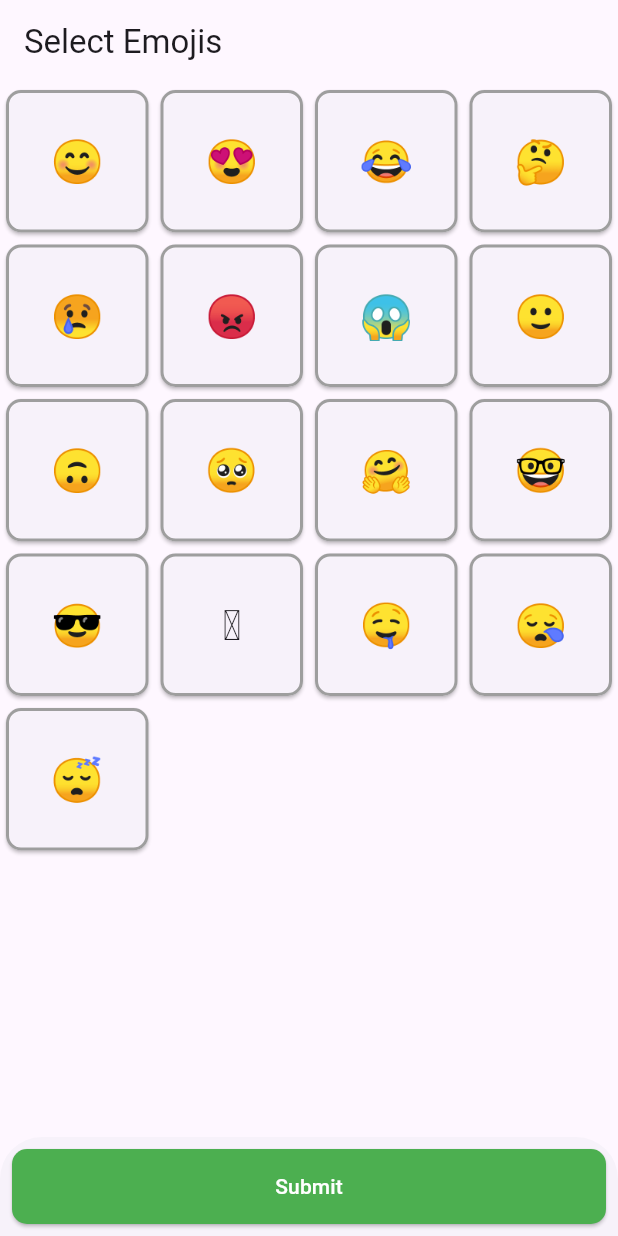
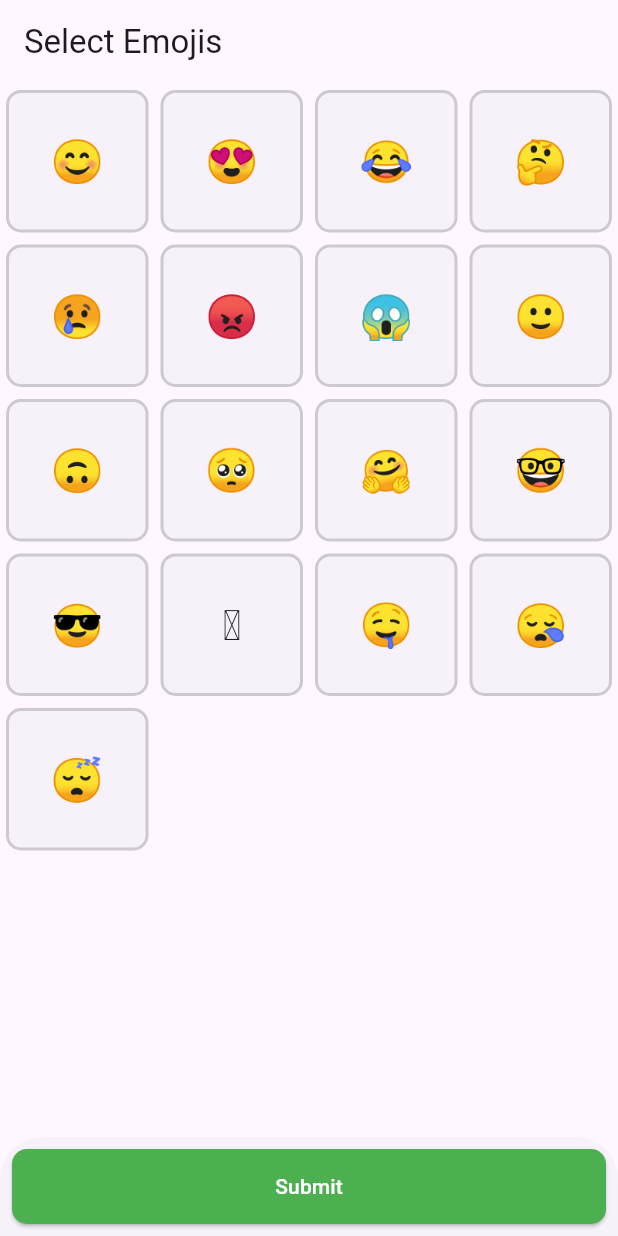
Before and after one commit to fawzi-dev/mood-emoji, a Flutter app: the screen it shows after launch, on a phone screen of 412 x 824 dp. Run offline on Flutter 3.47's test engine with Material 3 defaults, Android fonts, the phone set to English and light mode, and no system bars; our stand-ins replace google_fonts, google_generative_ai.

Commit message:
Changed Some Stuff

```diff
--- a/lib/ai.dart
+++ b/lib/ai.dart
@@ -10,17 +10,17 @@ class GoogleStudioAi {
       topP: 0.95,
       maxOutputTokens: 8192,
       responseMimeType: 'text/plain',
+      stopSequences: ['\n\n'],
     ),
   );
 
   Future<String> generate(String prompt) async {
     final chat = model.startChat(history: []);
     final message =
-        'Write a heartfelt and inspiring message based on this emoji $prompt (Do not include any steps in the message just a pure message) in Kurdish Sorani';
+        'Write a heartfelt and inspiring message based on this emoji $prompt (Do not include any steps in the message just a pure message)';
     final content = Content.text(message);
 
     final response = await chat.sendMessage(content);
-    print(response.text);
     return response.text ?? ' ';
   }
 }
--- a/lib/select_emojis.dart
+++ b/lib/select_emojis.dart
@@ -45,17 +45,20 @@ class _SelectEmojisState extends State<SelectEmojis> {
           itemCount: smileys.length,
           itemBuilder: (context, index) {
             return InkWell(
+              overlayColor: WidgetStateProperty.all(Colors.transparent),
               onTap: () {
                 setState(() {
                   selectedEmoji = smileys[index];
                 });
               },
               child: Card(
+                elevation: 0,
+                surfaceTintColor: Colors.transparent,
                 shape: RoundedRectangleBorder(
                   borderRadius: BorderRadius.circular(10),
                   side: BorderSide(
                     width: 2,
-                    color: selectedEmoji == smileys[index] ? Colors.green : Colors.grey,
+                    color: selectedEmoji == smileys[index] ? Colors.green : Colors.grey.withAlpha(120),
                   ),
                 ),
                 child: Center(
```
